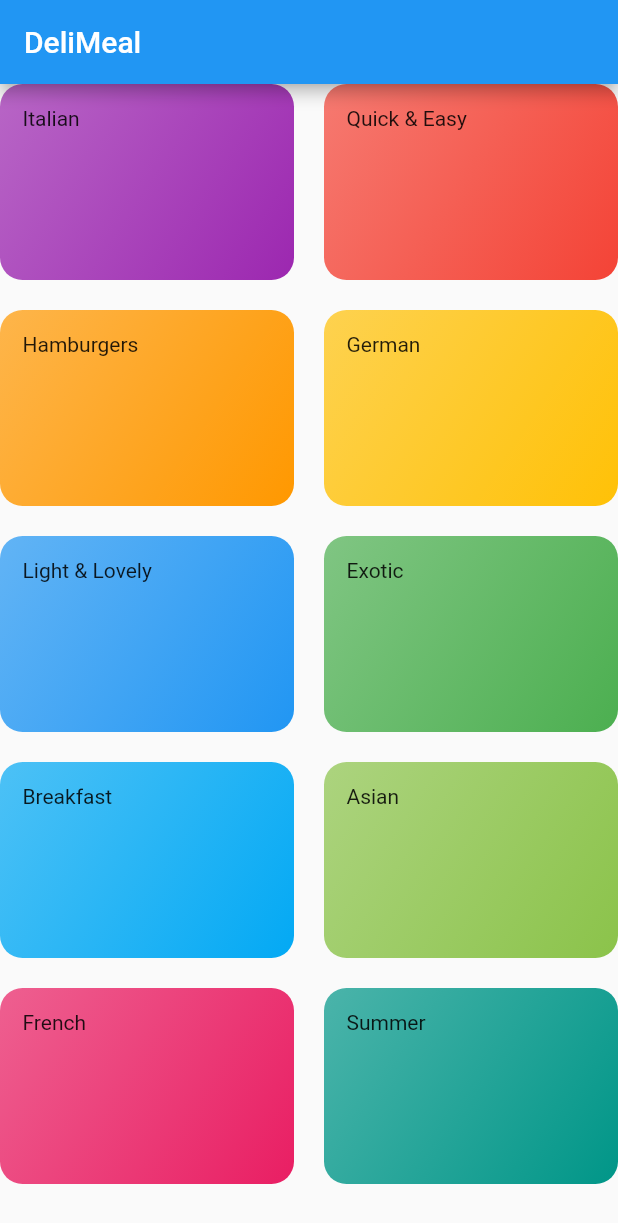
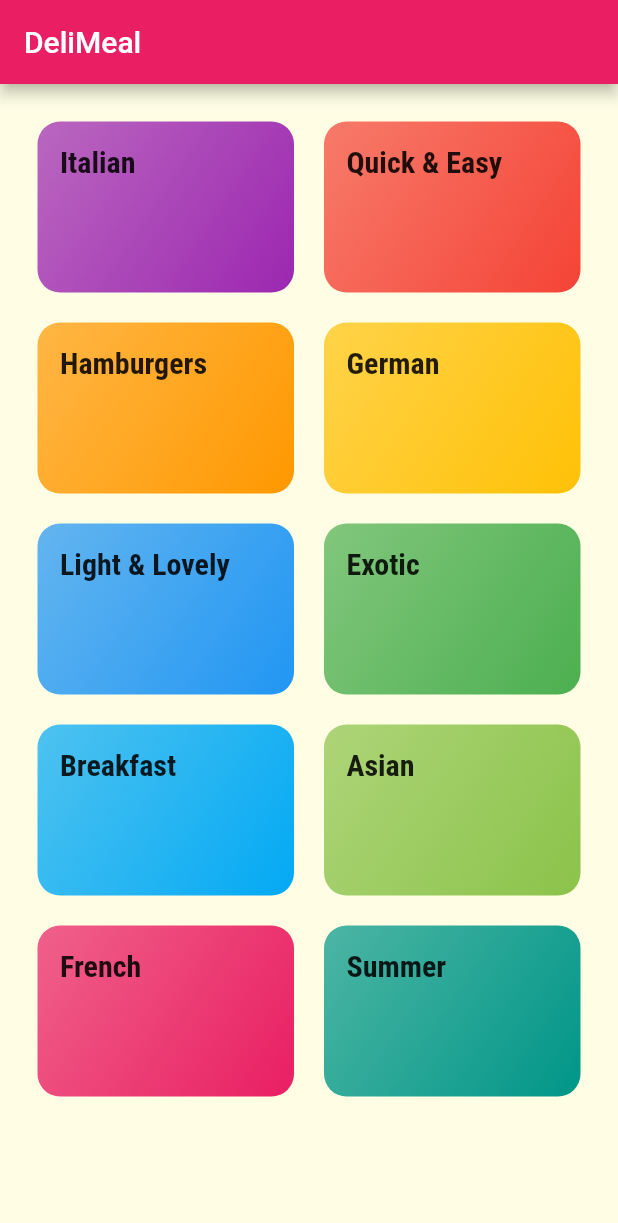
Before and after one commit to lhj910129/Udemy_Meal, a Flutter app: the screen it shows after launch, on a phone screen of 412 x 824 dp. Shown: the top 1223 px of the screen. Run offline on Flutter 3.47's test engine with Material 2 defaults, Android fonts, the phone set to English and light mode, and no system bars.

Commit message:
메인테마 셋팅, Font추가

```diff
--- a/lib/categories_screen.dart
+++ b/lib/categories_screen.dart
@@ -12,6 +12,7 @@ class CategoriesScreen extends StatelessWidget {
         title: const Text('DeliMeal'),
       ),
       body: GridView(
+        padding: const EdgeInsets.all(25),
         children: DUMMY_CATEGORIES
             .map(
               (catData) => CategoryItem(
--- a/lib/category_item.dart
+++ b/lib/category_item.dart
@@ -12,6 +12,7 @@ class CategoryItem extends StatelessWidget {
       padding: const EdgeInsets.all(15),
       child: Text(
         title,
+        style: Theme.of(context).textTheme.titleMedium,
       ),
       decoration: BoxDecoration(
         gradient: LinearGradient(
--- a/lib/main.dart
+++ b/lib/main.dart
@@ -11,7 +11,23 @@ class MyApp extends StatelessWidget {
     return MaterialApp(
       title: 'DeliMeal',
       theme: ThemeData(
-        primarySwatch: Colors.blue,
+        primarySwatch: Colors.pink,
+        accentColor: Colors.amber,
+        canvasColor: Color.fromRGBO(255, 254, 229, 1),
+        fontFamily: 'Raleway',
+        textTheme: ThemeData.light().textTheme.copyWith(
+              bodyLarge: TextStyle(
+                color: Color.fromRGBO(20, 51, 51, 1),
+              ),
+              bodyMedium: TextStyle(
+                color: Color.fromRGBO(20, 51, 51, 1),
+              ),
+              titleMedium: TextStyle(
+                fontSize: 20,
+                fontFamily: 'RobotoCondensed',
+                fontWeight: FontWeight.bold,
+              ),
+            ),
       ),
       home: CategoriesScreen(),
     );
```
Also changed, not shown: pubspec.yaml (+17 -6 lines), assets/fonts/Raleway-Black.ttf (added), assets/fonts/Raleway-Bold.ttf (added), assets/fonts/Raleway-Regular.ttf (added), assets/fonts/RobotoCondensed-Bold.ttf (added), assets/fonts/RobotoCondensed-Italic.ttf (added), assets/fonts/RobotoCondensed-Light.ttf (added), assets/fonts/RobotoCondensed-Regular.ttf (added).
